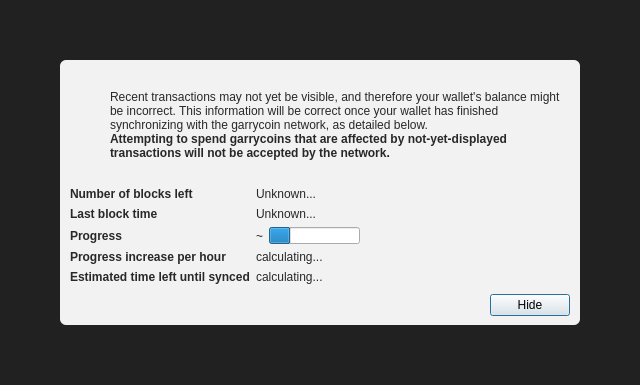
Old version of the form src/qt/forms/modaloverlay.ui in the repository jcooper036/garrycoin.
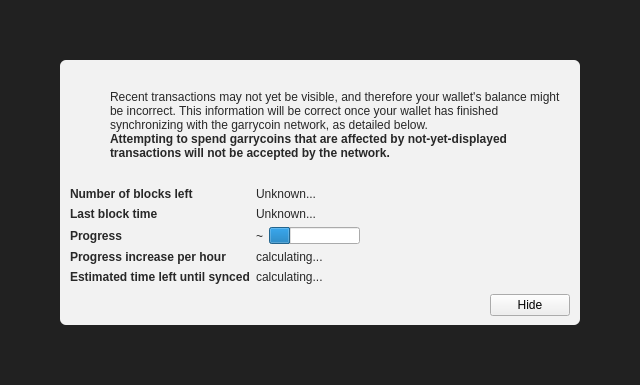
New version of the form. Icons and pictures are not drawn. Custom widgets are drawn as their Qt base class.

What changed in the file:
```diff
--- a/src/qt/forms/modaloverlay.ui
+++ b/src/qt/forms/modaloverlay.ui
@@ -351,12 +351,6 @@
              <property name="text">
               <string>Hide</string>
              </property>
-             <property name="focusPolicy">
-              <enum>Qt::StrongFocus</enum>
-             </property>
-             <property name="default">
-              <bool>true</bool>
-             </property>
             </widget>
            </item>
           </layout>
```
Left out of the diff: 2 changed lines with no effect on the pictures.
